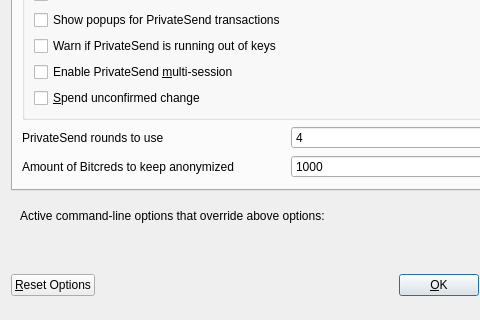
Old version of the form src/qt/forms/optionsdialog.ui in the repository eskal/Alterdot; both pictures show x 0 to 480 and y 143 to 463 of the 576 by 463 pixel window.
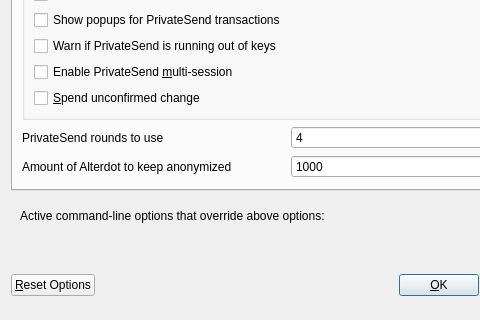
New version of the form. The open tabs and pages were chosen to show the change. Custom widgets are drawn as their Qt base class.

Commit message: changed name from Bitcreds to Alterdot

Diff of the .ui file:
```diff
--- a/src/qt/forms/optionsdialog.ui
+++ b/src/qt/forms/optionsdialog.ui
@@ -263,7 +263,7 @@
             <string notr="true"/>
            </property>
            <property name="text">
-            <string>Amount of Bitcreds to keep anonymized</string>
+            <string>Amount of Alterdot to keep anonymized</string>
            </property>
           </widget>
          </item>
```
Left out of the diff: 6 changed lines with no effect on the pictures. The commit also changes 416 other files.
